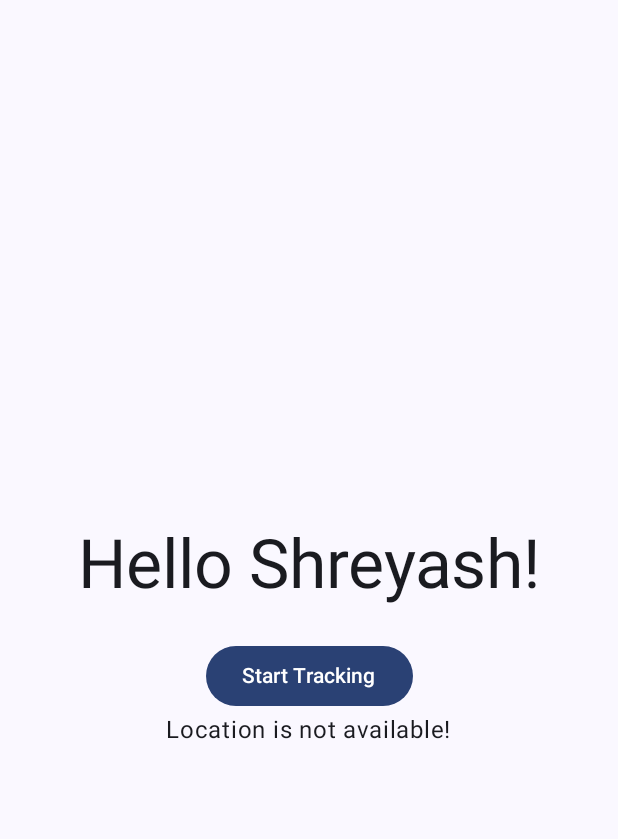
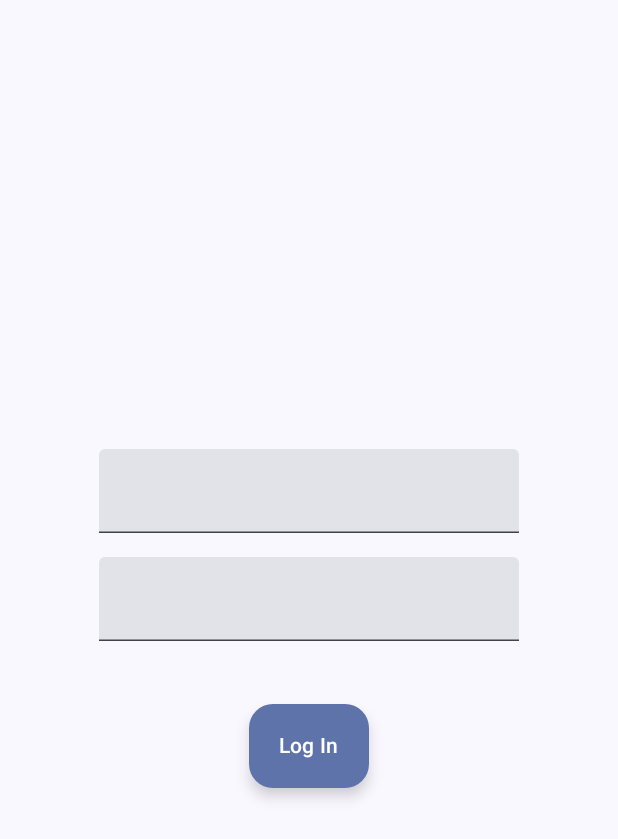
Before and after one commit to ShreyashKore/location-updater-demo, an Android app built with Jetpack Compose: the screen it shows after launch (MainActivity), on a phone screen of 412 x 824 dp. Shown: the top 839 px of the screen. Run offline under Robolectric (Android 15) with nearby library versions, the phone set to English and light mode, and no system bars.

Commit message:
User Login and Preferences working

```diff
--- a/app/src/main/java/com/shreyashkore/locationupdater/MainActivity.kt
+++ b/app/src/main/java/com/shreyashkore/locationupdater/MainActivity.kt
@@ -8,10 +8,15 @@ import androidx.compose.foundation.layout.fillMaxSize
 import androidx.compose.material3.MaterialTheme
 import androidx.compose.material3.Surface
 import androidx.compose.runtime.collectAsState
+import androidx.compose.runtime.getValue
+import androidx.compose.runtime.mutableStateOf
+import androidx.compose.runtime.setValue
 import androidx.compose.ui.Modifier
 import com.shreyashkore.locationupdater.domain.LocationEntity
 import com.shreyashkore.locationupdater.domain.LocationRepository
+import com.shreyashkore.locationupdater.preferences.PreferenceManager
 import com.shreyashkore.locationupdater.services.LocationService
+import com.shreyashkore.locationupdater.ui.LogInScreen
 import com.shreyashkore.locationupdater.ui.MapScreen
 import com.shreyashkore.locationupdater.ui.theme.LocationUpdaterTheme
 import kotlinx.coroutines.flow.MutableStateFlow
@@ -23,18 +28,31 @@ class MainActivity : ComponentActivity() {
 
     override fun onCreate(savedInstanceState: Bundle?) {
         super.onCreate(savedInstanceState)
+        val preferenceManager = PreferenceManager.getInstance(applicationContext)
+        var isUserLoggedIn by mutableStateOf(preferenceManager.userName != null)
+
         setContent {
             LocationUpdaterTheme {
                 Surface(
                     modifier = Modifier.fillMaxSize(),
                     color = MaterialTheme.colorScheme.background
                 ) {
+                    if (!isUserLoggedIn) {
+                        LogInScreen(
+                            onLogInClick = {
+                                preferenceManager.userName = it
+                                isUserLoggedIn = true
+                            }
+                        )
+                    } else {
                         MapScreen(
+                            userName = preferenceManager.userName ?: "Error",
                             startTracking = {
                                 startTracking()
                             },
                             location = currentLocation.collectAsState().value
                         )
+                    }
                 }
             }
         }
--- /dev/null
+++ b/app/src/main/java/com/shreyashkore/locationupdater/preferences/PreferenceManager.kt
@@ -0,0 +1,33 @@
+package com.shreyashkore.locationupdater.preferences
+
+import android.content.Context
+import androidx.core.content.edit
+import com.shreyashkore.locationupdater.preferences.PreferenceManager.Keys.USER_NAME
+
+class PreferenceManager private constructor(
+    private val context: Context
+) {
+
+    private val sharedPreference = context.getSharedPreferences("user", Context.MODE_PRIVATE)
+
+    var userName: String?
+        get() = sharedPreference.getString(USER_NAME, null)
+        set(value) = sharedPreference.edit { putString(USER_NAME, value) }
+
+
+    object Keys {
+        const val USER_NAME = "userName"
+    }
+
+    companion object {
+        private var INSTANCE: PreferenceManager? = null
+
+        fun getInstance(context: Context): PreferenceManager {
+            return INSTANCE ?: synchronized(this) {
+                INSTANCE ?: PreferenceManager(context).also {
+                    INSTANCE = it
+                }
+            }
+        }
+    }
+}
--- /dev/null
+++ b/app/src/main/java/com/shreyashkore/locationupdater/ui/LoginScreen.kt
@@ -0,0 +1,64 @@
+package com.shreyashkore.locationupdater.ui
+
+import androidx.compose.foundation.layout.*
+import androidx.compose.material3.ExtendedFloatingActionButton
+import androidx.compose.material3.MaterialTheme
+import androidx.compose.material3.Text
+import androidx.compose.material3.TextField
+import androidx.compose.runtime.*
+import androidx.compose.ui.Alignment
+import androidx.compose.ui.Modifier
+import androidx.compose.ui.text.input.PasswordVisualTransformation
+import androidx.compose.ui.unit.dp
+
+@Composable
+fun LogInScreen(
+    onLogInClick: (userName: String) -> Unit
+) {
+    var userName by remember { mutableStateOf("") }
+    var password by remember { mutableStateOf("") }
+
+    var warningText by remember { mutableStateOf<String?>(null) }
+
+    Column(
+        modifier = Modifier.fillMaxSize(),
+        verticalArrangement = Arrangement.Center,
+        horizontalAlignment = Alignment.CenterHorizontally
+    ) {
+        TextField(
+            value = userName,
+            onValueChange = { userName = it }
+        )
+        Spacer(modifier = Modifier.height(16.dp))
+        TextField(
+            value = password,
+            onValueChange = { password = it },
+            visualTransformation = PasswordVisualTransformation()
+        )
+        Spacer(modifier = Modifier.height(20.dp))
+        warningText?.let {
+            Text(
+                text = it,
+                style = MaterialTheme.typography.bodyMedium,
+                color = MaterialTheme.colorScheme.error
+            )
+        }
+        Spacer(modifier = Modifier.height(22.dp))
+        ExtendedFloatingActionButton(
+            onClick = {
+                // This logic belongs to ViewModel but ViewModel is avoided for simplicity
+                warningText = when {
+                    userName.isBlank() -> "User name not provided"
+                    password.isBlank() -> "Password name not provided"
+                    else -> null
+                }
+                if (warningText == null) {
+                    onLogInClick(userName)
+                }
+            }
+        ) {
+            Text(text = "Log In")
+        }
+    }
+
+}
--- a/app/src/main/java/com/shreyashkore/locationupdater/ui/MapScreen.kt
+++ b/app/src/main/java/com/shreyashkore/locationupdater/ui/MapScreen.kt
@@ -24,6 +24,7 @@ import com.shreyashkore.locationupdater.ui.theme.LocationUpdaterTheme
 @OptIn(ExperimentalPermissionsApi::class)
 @Composable
 fun MapScreen(
+    userName: String,
     startTracking: () -> Unit,
     location: LocationEntity?,
 ) {
@@ -36,7 +37,9 @@ fun MapScreen(
         verticalArrangement = Arrangement.Center,
         horizontalAlignment = Alignment.CenterHorizontally
     ) {
-        Greeting(name = "Shreyash")
+        Greeting(
+            name = userName
+        )
         when (locationPermission.status) {
             PermissionStatus.Granted -> {
                 Button(onClick = startTracking) {
@@ -95,6 +98,7 @@ fun Greeting(name: String) {
 fun DefaultPreview() {
     LocationUpdaterTheme {
         MapScreen(
+            userName = "Shreyash Kore",
             startTracking = { },
             location = null
         )
```
Also changed, not shown: app/src/main/java/com/shreyashkore/locationupdater/services/LocationService.kt (+1 -9 lines). Lines whose indentation alone changed are shown as unchanged.
